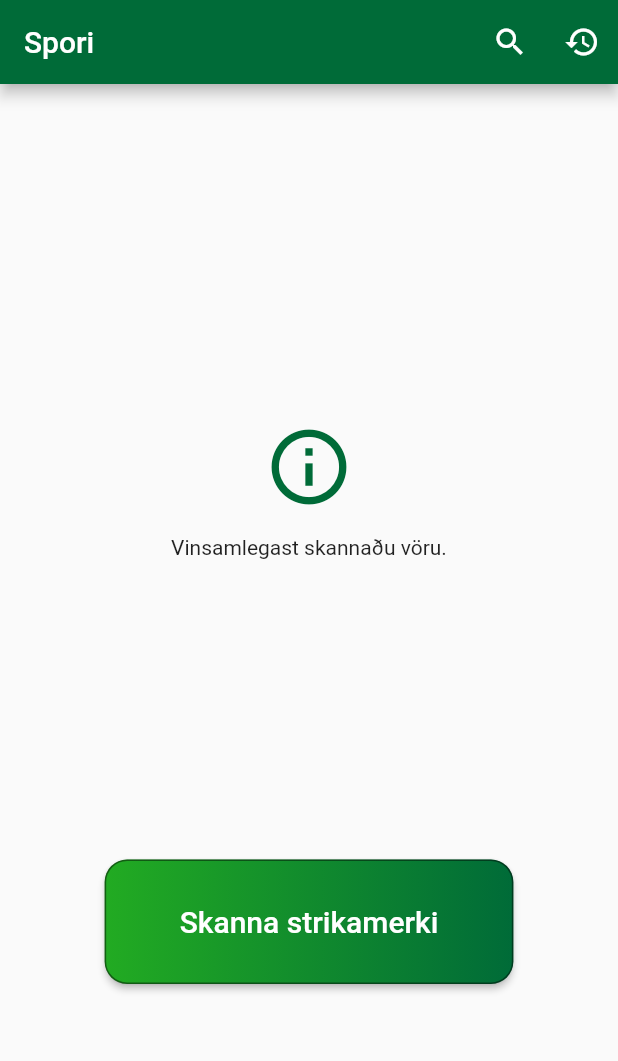
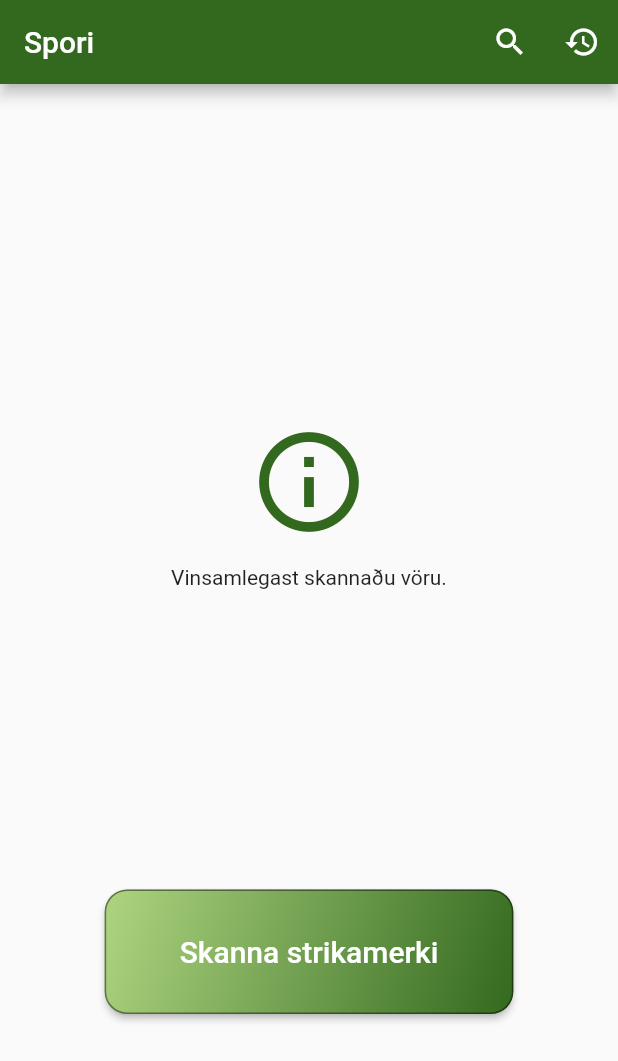
Before and after one commit to rfb2/project_spori, a Flutter app: the screen it shows after launch, on a phone screen of 412 x 824 dp. Shown: the top 1061 px of the screen. Run offline on Flutter 3.47's test engine with Material 2 defaults, Android fonts, the phone set to English and light mode, and no system bars; our stand-ins replace camera, sqflite; missing offline and left inert: barcode_scan; accounts and stored records are empty; Roboto replaces fonts that are missing (Roboto Slab); statements that could not run were skipped.

Commit message:
Added them and updated colors

```diff
--- a/lib/constants.dart
+++ b/lib/constants.dart
@@ -9,8 +9,8 @@ import 'views/searchPage.dart';
 
 final List<String> info = ['Engar upplýsingar', 'lágt', 'miðlungs', 'hátt'];
 
-// final Color primaryColor = Color(0xFF228B22);
-final Color primaryColor = Color(0xFF006B38);
+final Color primaryColor = Color(0xFF33691E);
+final Color secondaryColor = Color(0xFF7CB342);
 
 final TextStyle defaultTextStyle =
     TextStyle(fontWeight: FontWeight.w400, fontSize: 20);
@@ -20,6 +20,25 @@ final TextStyle boldTextStyle =
 
 final TextStyle headerTextStyle =
     TextStyle(fontWeight: FontWeight.bold, fontSize: 26);
+
+final Widget defaultDivider = Divider(
+  color: primaryColor,
+  thickness: 2,
+  indent: 8,
+  endIndent: 8,
+);
+
+final Widget thinDivider = Divider(color: primaryColor);
+
+final ThemeData myTheme = ThemeData(
+  // Define the default brightness and colors.
+  brightness: Brightness.light,
+  primaryColor: primaryColor,
+  accentColor: secondaryColor,
+
+  // Define the default font family.
+  fontFamily: 'Roboto Slab',
+);
 
 Widget gradeText(double grade) {
   Color color;
@@ -66,6 +85,6 @@ void pushDetail(BuildContext context, Product prod) {
 }
 
 void pushHistory(BuildContext context) {
-  Navigator.of(context).push(
-      MaterialPageRoute(builder: (context) => HistoryPage()));
+  Navigator.of(context)
+      .push(MaterialPageRoute(builder: (context) => HistoryPage()));
 }
--- a/lib/main.dart
+++ b/lib/main.dart
@@ -6,14 +6,11 @@ import 'views/mainPage.dart';
 void main() => runApp(MyApp());
 
 class MyApp extends StatelessWidget {
-  // This widget is the root of your application.
   @override
   Widget build(BuildContext context) {
     return MaterialApp(
       title: 'Project Spori',
-      theme: ThemeData(
-        primaryColor: Constants.primaryColor,
-      ),
+      theme: Constants.myTheme,
       home: MyHomePage(),
     );
   }
--- a/lib/views/mainPage.dart
+++ b/lib/views/mainPage.dart
@@ -1,5 +1,3 @@
-
-
 import 'package:camera/camera.dart';
 import 'package:flutter/cupertino.dart';
 import 'package:flutter/material.dart';
@@ -8,7 +6,6 @@ import '../fetchData.dart';
 import '../dataClasses.dart';
 import '../database.dart';
 import '../constants.dart' as Constants;
-
 
 class MyHomePage extends StatefulWidget {
   final CameraDescription camera;
@@ -60,16 +57,14 @@ class _MyHomePageState extends State<MyHomePage> {
                 Column(
                   children: <Widget>[
                     Center(
-                      child: Text('Einkunn: ',
-                          style: Constants.defaultTextStyle),
+                      child:
+                          Text('Einkunn: ', style: Constants.defaultTextStyle),
                     ),
                   ],
                 ),
                 Column(
                   children: <Widget>[
-                    Center(
-                        child: Constants.gradeText(snapshot.data.grade)
-                    ),
+                    Center(child: Constants.gradeText(snapshot.data.grade)),
                   ],
                 ),
               ],
@@ -96,6 +91,7 @@ class _MyHomePageState extends State<MyHomePage> {
     // fast, so that you can just rebuild anything that needs updating rather
     // than having to individually change instances of widgets.
     return Scaffold(
+      //backgroundColor: Color(0xFFF1F8E9),
       appBar: AppBar(
         // Here we take the value from the MyHomePage object that was created by
         // the App.build method, and use it to set our appbar title.
@@ -137,12 +133,13 @@ class _MyHomePageState extends State<MyHomePage> {
                         if (snapshot.hasData) {
                           children = <Widget>[_buildProductCard(snapshot)];
                         } else if (snapshot.hasError) {
-                          print('ERRORR EERROORR: ${snapshot.error.toString()}');
+                          print(
+                              'ERRORR EERROORR: ${snapshot.error.toString()}');
                           children = <Widget>[
                             Icon(
                               Icons.error_outline,
                               color: Colors.red,
-                              size: 60,
+                              size: 80,
                             ),
                             Padding(
                               padding: const EdgeInsets.only(top: 16),
@@ -155,7 +152,7 @@ class _MyHomePageState extends State<MyHomePage> {
                             Icon(
                               Icons.info_outline,
                               color: Constants.primaryColor,
-                              size: 60,
+                              size: 80,
                             ),
                             Padding(
                               padding: const EdgeInsets.only(top: 16),
@@ -165,9 +162,12 @@ class _MyHomePageState extends State<MyHomePage> {
                         } else {
                           children = <Widget>[
                             SizedBox(
-                              child: CircularProgressIndicator(),
-                              width: 60,
-                              height: 60,
+                              child: CircularProgressIndicator(
+                                valueColor: new AlwaysStoppedAnimation<Color>(
+                                    Constants.primaryColor),
+                              ),
+                              width: 80,
+                              height: 80,
                             ),
                             const Padding(
                               padding: EdgeInsets.only(top: 16),
@@ -211,13 +211,16 @@ class _MyHomePageState extends State<MyHomePage> {
                       decoration: const BoxDecoration(
                         borderRadius: BorderRadius.all(Radius.circular(15.0)),
                         gradient: LinearGradient(
+                          begin: Alignment.topLeft,
+                          end: Alignment.bottomRight,
                           colors: <Color>[
-                            Color(0xFF22AB22),
-                            Color(0xFF006B38),
+                            Color(0xFFAED581),
+                            Color(0xFF33691E),
                           ],
                         ),
                       ),
-                      padding: const EdgeInsets.symmetric(vertical: 30, horizontal: 50),
+                      padding: const EdgeInsets.symmetric(
+                          vertical: 30, horizontal: 50),
                       child: const Text('Skanna strikamerki',
                           style: TextStyle(fontSize: 20)),
                     ),
```
Also changed, not shown: lib/views/historyPage.dart (+19 -17 lines), lib/views/searchPage.dart (+18 -18 lines).
